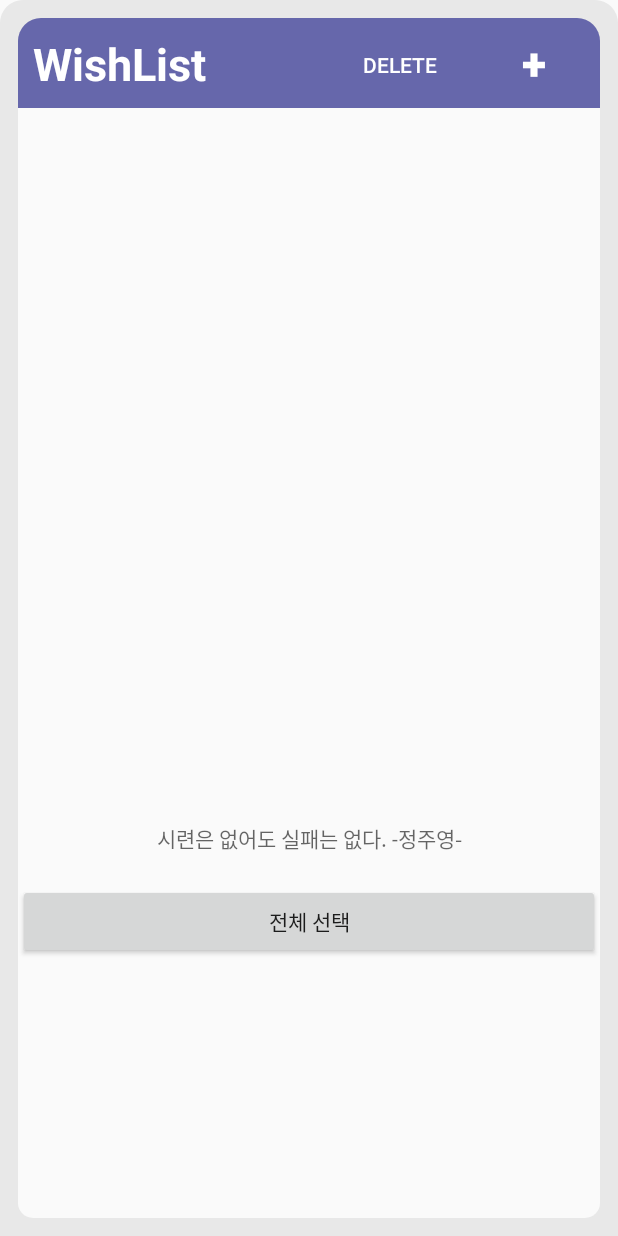
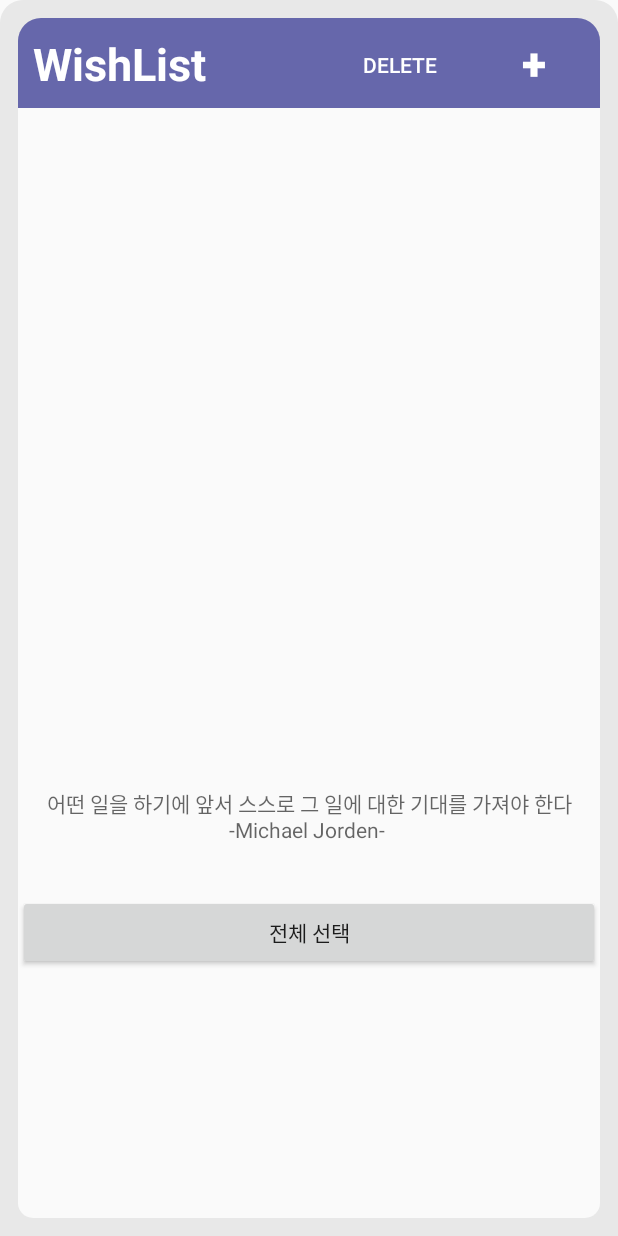
Before and after one commit to WishList2022/UnicornWish, an Android app: the MainActivity screen opened directly, with no data from a screen before it, on a phone screen of 412 x 824 dp. Run offline under Robolectric (Android 15) with nearby library versions, the phone set to English and light mode, and no system bars.

Commit message:
🙌🏻 :: 프로젝트 완성

```diff
--- a/RecyclerView_TodoListIntent/app/src/main/res/layout/activity_main.xml
+++ b/RecyclerView_TodoListIntent/app/src/main/res/layout/activity_main.xml
@@ -80,7 +80,7 @@
             <androidx.recyclerview.widget.RecyclerView
                 android:id="@+id/rv"
                 android:layout_width="match_parent"
-                android:layout_height="436dp"
+                android:layout_height="433dp"
                 android:paddingTop="4dp"
                 android:paddingBottom="4dp"
                 android:scrollbars="vertical"
@@ -95,9 +95,9 @@
                 android:layout_width="match_parent"
                 android:layout_height="wrap_content"
                 android:backgroundTint="@color/background_nor"
-                android:hint="시련은 없어도 실패는 없다. -정주영-"
+                android:hint="어떤 일을 하기에 앞서 스스로 그 일에 대한 기대를 가져야 한다  -Michael Jorden- "
                 android:paddingBottom="20dp"
-                android:translationY="40dp"
+                android:translationY="20dp"
                 android:textAlignment="center"></TextView>
 
             <Button
@@ -105,7 +105,7 @@
                 android:layout_width="match_parent"
                 android:layout_height="50dp"
                 android:text="전체 선택"
-                android:translationY="40dp">
+                android:translationY="34dp">
 
 
             </Button>
```
Also changed, not shown: RecyclerView_TodoListIntent/app/src/main/java/org/techtown/Activity/EditActivity.java (+7 -0 lines), RecyclerView_TodoListIntent/app/src/main/java/org/techtown/Activity/MainActivity.java (+35 -11 lines).
